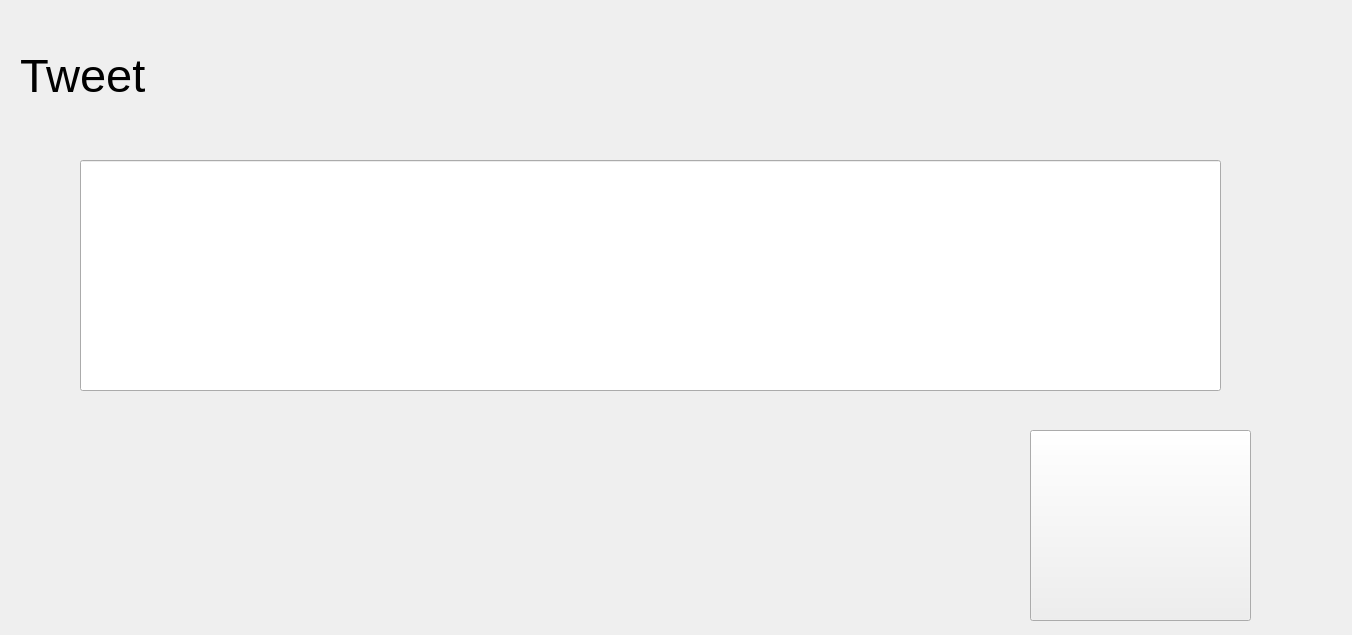
Before: the Qt Designer form X/tweetform.ui in MohammadrezaAldaghi/X, drawn with Qt 5.
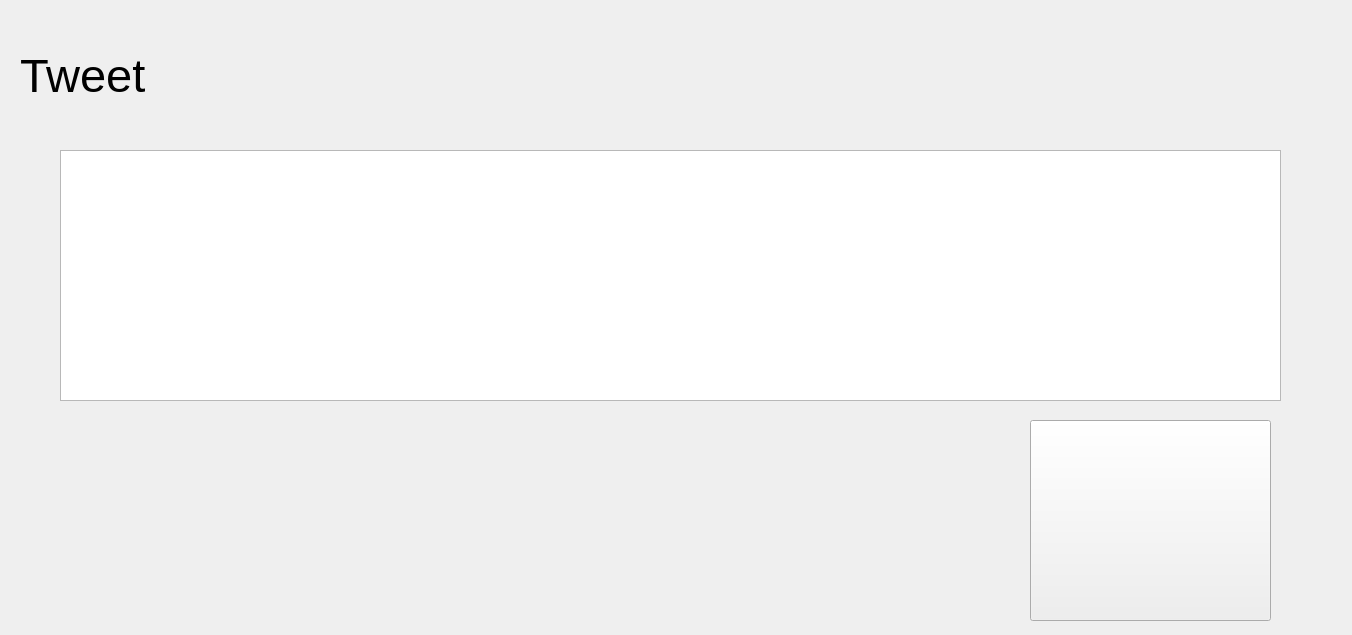
After: the same form once the commit is applied.

Commit message: Development of a tweet sharing environment

```diff
--- a/X/tweetform.ui
+++ b/X/tweetform.ui
@@ -35,9 +35,9 @@
    <property name="geometry">
     <rect>
      <x>1030</x>
-     <y>430</y>
-     <width>221</width>
-     <height>191</height>
+     <y>420</y>
+     <width>241</width>
+     <height>201</height>
     </rect>
    </property>
    <property name="maximumSize">
@@ -55,13 +55,13 @@
     <string/>
    </property>
   </widget>
-  <widget class="QLineEdit" name="TweetLineEdit">
+  <widget class="QTextEdit" name="TweetTextEdit">
    <property name="geometry">
     <rect>
-     <x>80</x>
-     <y>160</y>
-     <width>1141</width>
-     <height>231</height>
+     <x>60</x>
+     <y>150</y>
+     <width>1221</width>
+     <height>251</height>
     </rect>
    </property>
   </widget>
```
Left out of the diff: 19 changed lines with no effect on the pictures. The commit also changes 5 other files.
